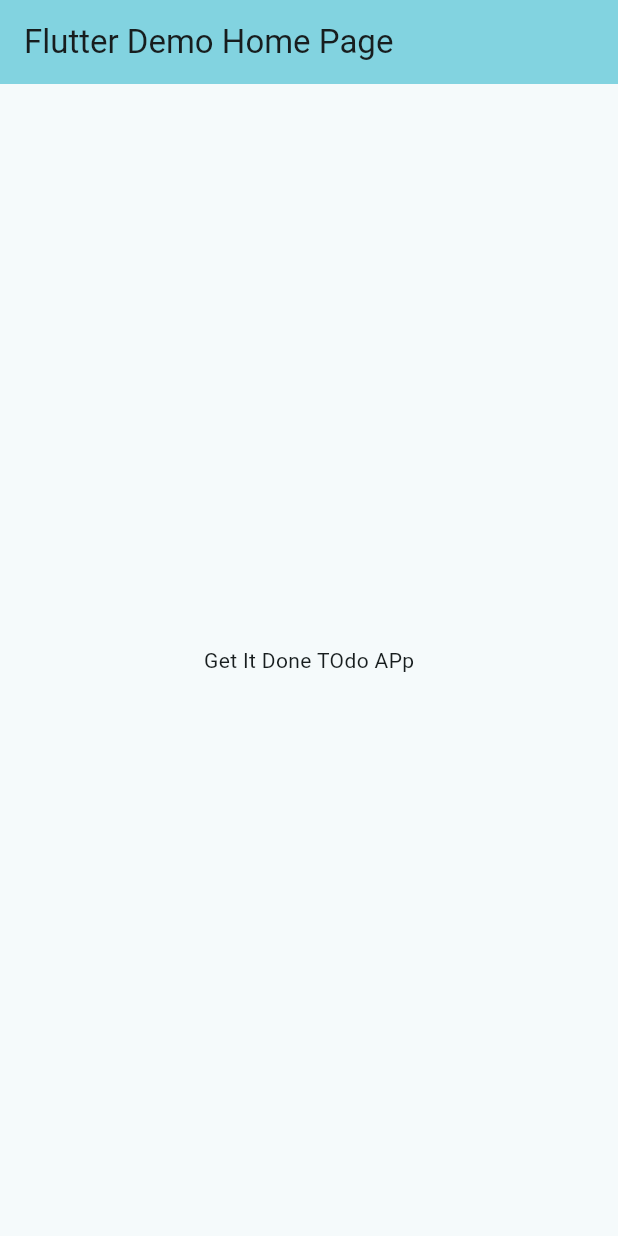
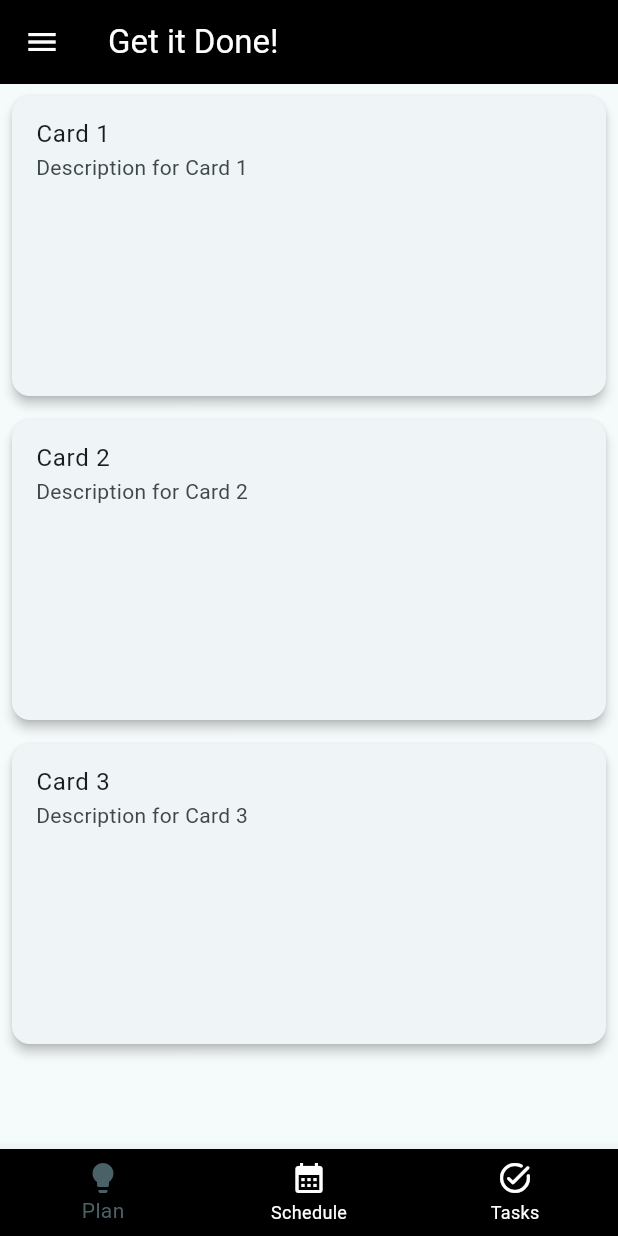
Before and after one commit to AvitBrian/alu_mobile_development, a Flutter app: the screen it shows after launch, on a phone screen of 412 x 824 dp. Run offline on Flutter 3.47's test engine with Material 3 defaults, Android fonts, the phone set to English and light mode, and no system bars.

Commit message:
Add utils

```diff
--- a/get_it_done/lib/main.dart
+++ b/get_it_done/lib/main.dart
@@ -1,28 +1,29 @@
 import 'package:flutter/material.dart';
+import 'package:get_it_done/utils/cards.dart';
 
 void main() {
   runApp(const MyApp());
 }
 
 class MyApp extends StatelessWidget {
-  const MyApp({super.key});
+  const MyApp({Key? key});
 
-  // This widget is the root of your application.
   @override
   Widget build(BuildContext context) {
     return MaterialApp(
-      title: 'Flutter Demo',
+      title: 'Get it Done!',
       theme: ThemeData(
         colorScheme: ColorScheme.fromSeed(seedColor: Colors.white),
         useMaterial3: true,
       ),
-      home: const MyHomePage(title: 'Flutter Demo Home Page'),
+      debugShowCheckedModeBanner: false,
+      home: const MyHomePage(title: 'Get it Done!'),
     );
   }
 }
 
 class MyHomePage extends StatefulWidget {
-  const MyHomePage({super.key, required this.title});
+  const MyHomePage({Key? key, required this.title}) : super(key: key);
 
   final String title;
 
@@ -31,18 +32,92 @@ class MyHomePage extends StatefulWidget {
 }
 
 class _MyHomePageState extends State<MyHomePage> {
+  int _selectedIndex = 0;
+
+  void _onItemTapped(int index) {
+    setState(() {
+      _selectedIndex = index;
+    });
+  }
+
   @override
   Widget build(BuildContext context) {
     return Scaffold(
       appBar: AppBar(
-        backgroundColor: Theme.of(context).colorScheme.inversePrimary,
-        title: Text(widget.title),
+        backgroundColor: Colors.black,
+        iconTheme: IconThemeData(color: Colors.white),
+        title: Text(
+          widget.title,
+          style: TextStyle(color: Colors.white),
+        ), // <-- Corrected this line
       ),
-      body: const Center(
-        child: Column(
-          mainAxisAlignment: MainAxisAlignment.center,
-          children: <Widget>[Text("Get It Done TOdo APp")],
+      body: VerticalCardList(),
+
+      drawer: Drawer(
+        child: ListView(
+          padding: EdgeInsets.zero,
+          children: [
+            const DrawerHeader(
+              decoration: BoxDecoration(
+                color: Colors.black,
+              ),
+              child: Text('Drawer Header', style: TextStyle(color: Colors.white)),
+            ),
+            ListTile(
+              title: Text('Home'),
+              selected: _selectedIndex == 0,
+              onTap: () {
+                _onItemTapped(0);
+                Navigator.pop(context);
+              },
+            ),
+            ListTile(
+              title: Text('Tasks'),
+              selected: _selectedIndex == 1,
+              onTap: () {
+                _onItemTapped(1);
+                Navigator.pop(context);
+              },
+            ),
+            ListTile(
+              title: Text('Settings'),
+              selected: _selectedIndex == 2,
+              onTap: () {
+                _onItemTapped(2);
+                Navigator.pop(context);
+              },
+            ),
+            ListTile(
+              title: Text('About'),
+              selected: _selectedIndex == 3,
+              onTap: () {
+                _onItemTapped(3);
+                Navigator.pop(context);
+              },
+            ),
+          ],
         ),
+      ),
+      bottomNavigationBar: BottomNavigationBar(
+        backgroundColor: Colors.black,
+        selectedItemColor: Theme.of(context).colorScheme.secondary,
+        unselectedItemColor: Colors.white,
+        items: const <BottomNavigationBarItem>[
+          BottomNavigationBarItem(
+            icon: Icon(Icons.lightbulb),
+            label: 'Plan',
+          ),
+          BottomNavigationBarItem(
+            icon: Icon(Icons.calendar_month),
+            label: 'Schedule',
+          ),
+          BottomNavigationBarItem(
+            icon: Icon(Icons.task_alt_rounded),
+            label: 'Tasks',
+          ),
+        ],
+        currentIndex: _selectedIndex,
+        onTap: _onItemTapped,
       ),
     );
   }
--- /dev/null
+++ b/get_it_done/lib/utils/cards.dart
@@ -0,0 +1,35 @@
+import 'package:flutter/material.dart';
+
+class VerticalCardList extends StatelessWidget {
+  @override
+  Widget build(BuildContext context) {
+    return ListView.builder(
+      itemCount: 3,
+      itemBuilder: (context, index) {
+        return CardWidget(index + 1); // Pass the index as a parameter to CardWidget
+      },
+    );
+  }
+}
+
+class CardWidget extends StatelessWidget {
+  final int cardNumber;
+
+  CardWidget(this.cardNumber);
+
+  @override
+  Widget build(BuildContext context) {
+    return Card(
+      elevation: 3,
+      margin: EdgeInsets.all(8),
+
+      child: Container(
+        height: 200,
+        child: ListTile(
+          title: Text('Card $cardNumber'),
+          subtitle: Text('Description for Card $cardNumber'),
+        ),
+      ),
+    );
+  }
+}
--- a/get_it_done/pubspec.yaml
+++ b/get_it_done/pubspec.yaml
@@ -35,6 +35,8 @@ dependencies:
   # The following adds the Cupertino Icons font to your application.
   # Use with the CupertinoIcons class for iOS style icons.
   cupertino_icons: ^1.0.2
+  fluttertoast: ^8.2.4
+  table_calendar: ^3.1.0
 
 dev_dependencies:
   flutter_test:
```
Also changed, not shown: get_it_done/lib/features/authentication/authentication.dart (+11 -11 lines), get_it_done/lib/features/navigation/drawer.dart (added, +94 -0 lines), get_it_done/lib/features/navigation/navigation.dart (+22 -3 lines), get_it_done/pubspec.lock, 13 other files.
